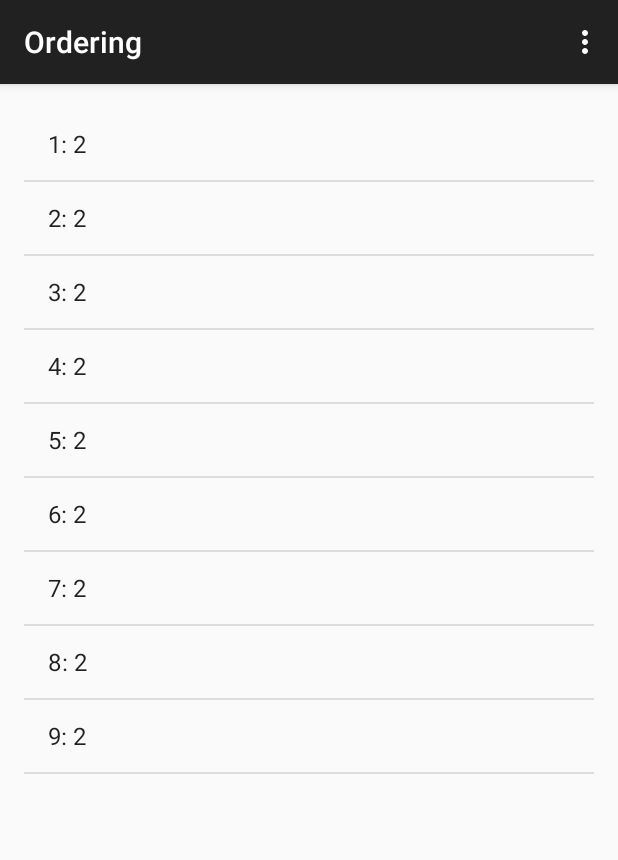
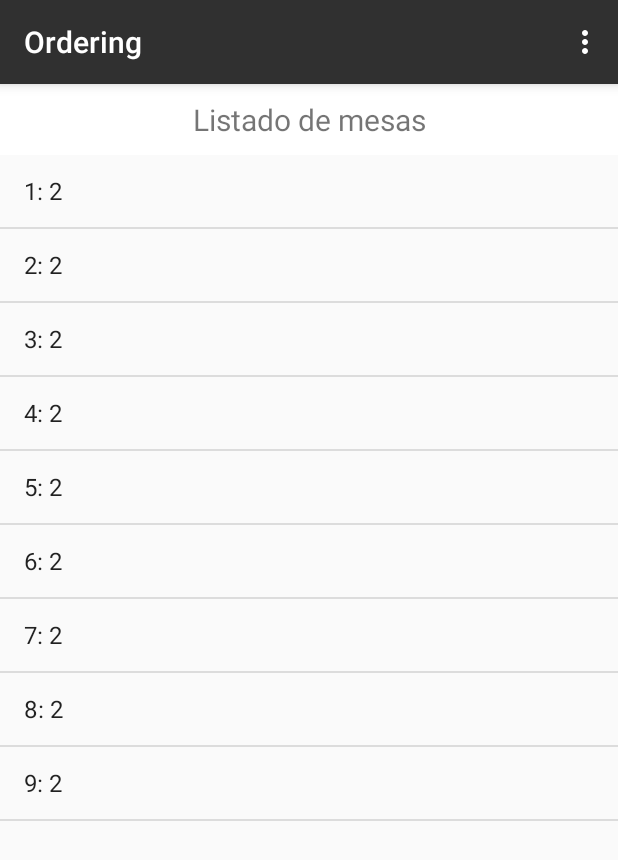
Before and after one commit to jalzueta/keepCodingMaster-FundamentosAndroid, an Android app: the screen it shows after launch (MainActivity), on a phone screen of 412 x 824 dp. Shown: the top 860 px of the screen. Run offline under Robolectric (Android 15) with nearby library versions, the phone set to English and light mode, and no system bars.

Commit message:
Toolbar created and assigned as ActionBar for the MainActivity Header textView Added in TableListFragment

```diff
--- a/app/src/main/java/com/fillingapps/ordering/activity/MainActivity.java
+++ b/app/src/main/java/com/fillingapps/ordering/activity/MainActivity.java
@@ -1,10 +1,9 @@
 package com.fillingapps.ordering.activity;
 
 import android.app.FragmentManager;
+import android.os.Bundle;
 import android.support.v7.app.AppCompatActivity;
-import android.os.Bundle;
-import android.view.Menu;
-import android.view.MenuItem;
+import android.support.v7.widget.Toolbar;
 
 import com.fillingapps.ordering.R;
 import com.fillingapps.ordering.TableListFragment;
@@ -16,6 +15,10 @@ public class MainActivity extends AppCompatActivity {
         super.onCreate(savedInstanceState);
         setContentView(R.layout.activity_main);
 
+        // Asignamos la Toolbar como "ActionBar"
+        Toolbar toolbar = (Toolbar) findViewById(R.id.toolbar);
+        setSupportActionBar(toolbar);
+
         FragmentManager fm = getFragmentManager();
         if (findViewById(R.id.table_list) != null) {
             if (fm.findFragmentById(R.id.table_list) == null) {
@@ -25,26 +28,4 @@ public class MainActivity extends AppCompatActivity {
             }
         }
     }
-
-//    @Override
-//    public boolean onCreateOptionsMenu(Menu menu) {
-//        // Inflate the menu; this adds items to the action bar if it is present.
-//        getMenuInflater().inflate(R.menu.menu_main, menu);
-//        return true;
-//    }
-//
-//    @Override
-//    public boolean onOptionsItemSelected(MenuItem item) {
-//        // Handle action bar item clicks here. The action bar will
-//        // automatically handle clicks on the Home/Up button, so long
-//        // as you specify a parent activity in AndroidManifest.xml.
-//        int id = item.getItemId();
-//
-//        //noinspection SimplifiableIfStatement
-//        if (id == R.id.action_settings) {
-//            return true;
-//        }
-//
-//        return super.onOptionsItemSelected(item);
-//    }
 }
--- a/app/src/main/res/layout/activity_main.xml
+++ b/app/src/main/res/layout/activity_main.xml
@@ -1,12 +1,11 @@
-<RelativeLayout xmlns:android="http://schemas.android.com/apk/res/android"
+<LinearLayout xmlns:android="http://schemas.android.com/apk/res/android"
                 xmlns:tools="http://schemas.android.com/tools"
                 android:layout_width="match_parent"
                 android:layout_height="match_parent"
-                android:paddingLeft="@dimen/activity_horizontal_margin"
-                android:paddingRight="@dimen/activity_horizontal_margin"
-                android:paddingTop="@dimen/activity_vertical_margin"
-                android:paddingBottom="@dimen/activity_vertical_margin"
-                tools:context=".MainActivity">
+                android:orientation="vertical"
+                tools:context=".activity.MainActivity">
+
+    <include layout="@layout/toolbar_main"/>
 
     <FrameLayout
         android:id="@+id/table_list"
@@ -15,4 +14,4 @@
 
     </FrameLayout>
 
-</RelativeLayout>
+</LinearLayout>
--- a/app/src/main/res/layout/fragment_table_list.xml
+++ b/app/src/main/res/layout/fragment_table_list.xml
@@ -1,7 +1,23 @@
 <?xml version="1.0" encoding="utf-8"?>
-<ListView xmlns:android="http://schemas.android.com/apk/res/android"
-          android:id="@android:id/list"
-          android:layout_width="match_parent"
-          android:layout_height="match_parent">
 
-</ListView>
+<LinearLayout xmlns:android="http://schemas.android.com/apk/res/android"
+              android:layout_width="match_parent"
+              android:layout_height="match_parent"
+              android:orientation="vertical">
+
+    <TextView
+        android:layout_width="match_parent"
+        android:layout_height="wrap_content"
+        android:padding="10dp"
+        android:text="@string/table_list_title"
+        android:textSize="20sp"
+        android:gravity="center"
+        android:background="@android:color/background_light"/>
+
+    <ListView android:id="@android:id/list"
+              android:layout_width="match_parent"
+              android:layout_height="match_parent">
+
+    </ListView>
+
+</LinearLayout>
--- /dev/null
+++ b/app/src/main/res/layout/toolbar_main.xml
@@ -0,0 +1,11 @@
+<?xml version="1.0" encoding="utf-8"?>
+<android.support.v7.widget.Toolbar
+    android:id="@+id/toolbar"
+    xmlns:android="http://schemas.android.com/apk/res/android"
+    xmlns:app="http://schemas.android.com/apk/res-auto"
+    android:layout_width="match_parent"
+    android:layout_height="wrap_content"
+    android:background="@color/background_material_dark"
+    android:elevation="@dimen/toolbar_elevation"
+    android:theme="@style/ThemeOverlay.AppCompat.Dark.ActionBar"
+    app:popupTheme="@style/Theme.AppCompat.Light"/>
--- a/app/src/main/res/values/dimens.xml
+++ b/app/src/main/res/values/dimens.xml
@@ -2,4 +2,5 @@
     <!-- Default screen margins, per the Android Design guidelines. -->
     <dimen name="activity_horizontal_margin">16dp</dimen>
     <dimen name="activity_vertical_margin">16dp</dimen>
+    <dimen name="toolbar_elevation">5dp</dimen>
 </resources>
--- a/app/src/main/res/values/strings.xml
+++ b/app/src/main/res/values/strings.xml
@@ -6,4 +6,5 @@
     <string name="table_number_title">Mesa número %s</string>
     <string name="action_assign_fellows">Asignar número de comensales</string>
     <string name="action_clean_all">Limpiar todas las mesas</string>
+    <string name="table_list_title">Listado de mesas</string>
 </resources>
--- a/app/src/main/res/values/styles.xml
+++ b/app/src/main/res/values/styles.xml
@@ -1,8 +1,7 @@
 <resources>
 
     <!-- Base application theme. -->
-    <style name="AppTheme" parent="Theme.AppCompat.Light.DarkActionBar">
+    <style name="AppTheme" parent="Theme.AppCompat.Light.NoActionBar">
         <!-- Customize your theme here. -->
     </style>
-
 </resources>
```
